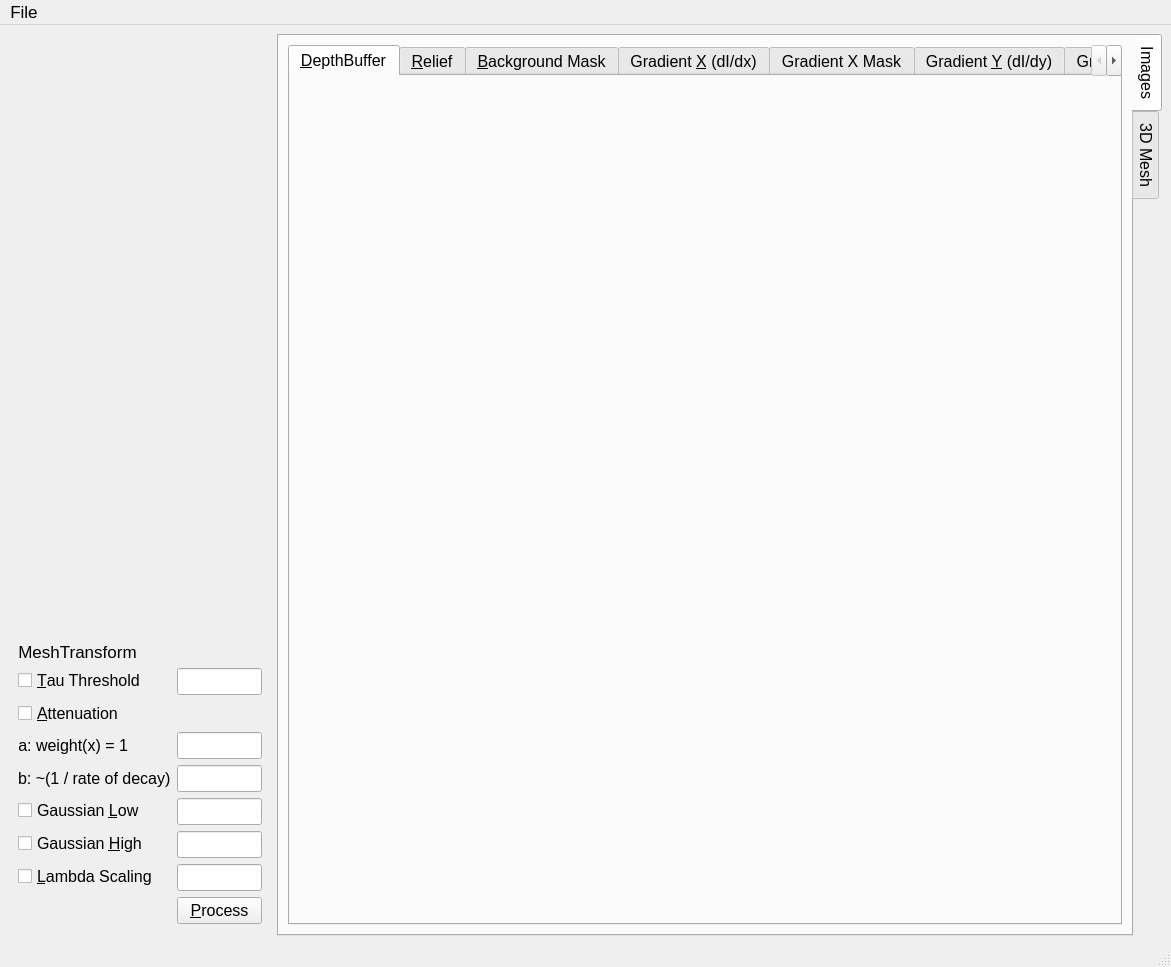
Before: the Qt Designer form Solver/Explorer.ui in steveknipmeyer/ModelRelief, drawn with Qt 5.
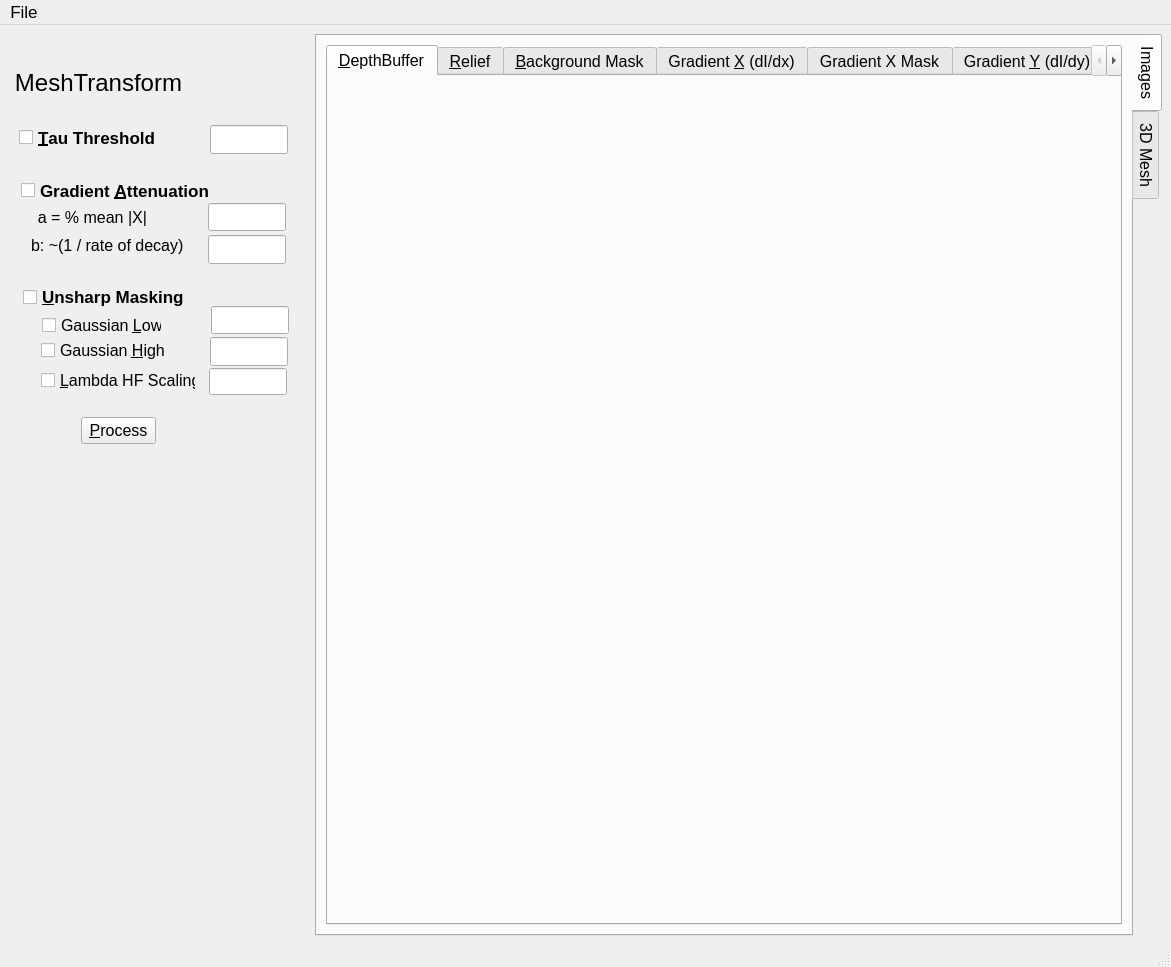
After: the same form once the commit is applied. Icons and pictures are not drawn.

Commit message: Attenuation is a percentage of mean absolute value. Set Explorer mesh to solid color instead of using colormap. Refine Explorer MeshTransform UI layout. Default Attenuation Decay = 0.6.

```diff
--- a/Solver/Explorer.ui
+++ b/Solver/Explorer.ui
@@ -40,185 +40,6 @@
     <enum>Qt::NoFocus</enum>
    </property>
    <layout class="QGridLayout" name="gridLayout_2">
-    <item row="0" column="0">
-     <widget class="QWidget" name="settingsContainer" native="true">
-      <property name="sizePolicy">
-       <sizepolicy hsizetype="Fixed" vsizetype="Preferred">
-        <horstretch>0</horstretch>
-        <verstretch>0</verstretch>
-       </sizepolicy>
-      </property>
-      <property name="minimumSize">
-       <size>
-        <width>262</width>
-        <height>0</height>
-       </size>
-      </property>
-      <property name="maximumSize">
-       <size>
-        <width>262</width>
-        <height>896</height>
-       </size>
-      </property>
-      <property name="font">
-       <font>
-        <pointsize>12</pointsize>
-        <weight>50</weight>
-        <bold>false</bold>
-       </font>
-      </property>
-      <property name="focusPolicy">
-       <enum>Qt::ClickFocus</enum>
-      </property>
-      <layout class="QFormLayout" name="formLayout">
-       <item row="3" column="0">
-        <widget class="QCheckBox" name="tauCheckBox">
-         <property name="maximumSize">
-          <size>
-           <width>373</width>
-           <height>16777215</height>
-          </size>
-         </property>
-         <property name="text">
-          <string>&amp;Tau Threshold</string>
-         </property>
-        </widget>
-       </item>
-       <item row="3" column="1">
-        <widget class="QLineEdit" name="tauLineEdit">
-         <property name="maximumSize">
-          <size>
-           <width>373</width>
-           <height>16777215</height>
-          </size>
-         </property>
-        </widget>
-       </item>
-       <item row="7" column="0">
-        <widget class="QCheckBox" name="gaussianLowCheckBox">
-         <property name="text">
-          <string>Gaussian &amp;Low</string>
-         </property>
-        </widget>
-       </item>
-       <item row="7" column="1">
-        <widget class="QLineEdit" name="gaussianLowLineEdit">
-         <property name="maximumSize">
-          <size>
-           <width>373</width>
-           <height>16777215</height>
-          </size>
-         </property>
-        </widget>
-       </item>
-       <item row="8" column="0">
-        <widget class="QCheckBox" name="gaussianHighCheckBox">
-         <property name="text">
-          <string>Gaussian &amp;High</string>
-         </property>
-        </widget>
-       </item>
-       <item row="8" column="1">
-        <widget class="QLineEdit" name="gaussianHighLineEdit">
-         <property name="maximumSize">
-          <size>
-           <width>373</width>
-           <height>16777215</height>
-          </size>
-         </property>
-        </widget>
-       </item>
-       <item row="9" column="0">
-        <widget class="QCheckBox" name="lambdaCheckBox">
-         <property name="text">
-          <string>&amp;Lambda Scaling</string>
-         </property>
-        </widget>
-       </item>
-       <item row="9" column="1">
-        <widget class="QLineEdit" name="lambdaLineEdit">
-         <property name="maximumSize">
-          <size>
-           <width>373</width>
-           <height>16777215</height>
-          </size>
-         </property>
-        </widget>
-       </item>
-       <item row="10" column="1">
-        <widget class="QPushButton" name="processButton">
-         <property name="maximumSize">
-          <size>
-           <width>373</width>
-           <height>16777215</height>
-          </size>
-         </property>
-         <property name="text">
-          <string>&amp;Process</string>
-         </property>
-        </widget>
-       </item>
-       <item row="4" column="0">
-        <widget class="QCheckBox" name="attenuationCheckBox">
-         <property name="text">
-          <string>&amp;Attenuation</string>
-         </property>
-        </widget>
-       </item>
-       <item row="0" column="0">
-        <spacer name="verticalSpacer">
-         <property name="orientation">
-          <enum>Qt::Vertical</enum>
-         </property>
-         <property name="sizeHint" stdset="0">
-          <size>
-           <width>20</width>
-           <height>40</height>
-          </size>
-         </property>
-        </spacer>
-       </item>
-       <item row="2" column="0">
-        <widget class="QLabel" name="labelSetings">
-         <property name="font">
-          <font>
-           <pointsize>13</pointsize>
-          </font>
-         </property>
-         <property name="text">
-          <string>MeshTransform</string>
-         </property>
-         <property name="alignment">
-          <set>Qt::AlignCenter</set>
-         </property>
-        </widget>
-       </item>
-       <item row="6" column="1">
-        <widget class="QLineEdit" name="attenuationBLineEdit"/>
-       </item>
-       <item row="5" column="1">
-        <widget class="QLineEdit" name="attenuationALineEdit"/>
-       </item>
-       <item row="5" column="0">
-        <widget class="QLabel" name="labelAttenuationA">
-         <property name="text">
-          <string>a: weight(x) = 1</string>
-         </property>
-         <property name="alignment">
-          <set>Qt::AlignRight|Qt::AlignTrailing|Qt::AlignVCenter</set>
-         </property>
-        </widget>
-       </item>
-       <item row="6" column="0">
-        <widget class="QLabel" name="labelAttenuationB">
-         <property name="text">
-          <string>b: ~(1 / rate of decay)</string>
-         </property>
-        </widget>
-       </item>
-      </layout>
-     </widget>
-    </item>
     <item row="0" column="1">
      <widget class="QTabWidget" name="overallTabsContainer">
       <property name="sizePolicy">
@@ -267,7 +88,7 @@
         <string>Images</string>
        </attribute>
        <layout class="QGridLayout" name="gridLayout">
-        <item row="0" column="0">
+        <item row="0" column="2">
          <widget class="QTabWidget" name="imageTabs">
           <property name="sizePolicy">
            <sizepolicy hsizetype="Expanding" vsizetype="Expanding">
@@ -437,6 +258,296 @@
       </widget>
      </widget>
     </item>
+    <item row="0" column="0">
+     <widget class="QWidget" name="settingsContainer" native="true">
+      <property name="sizePolicy">
+       <sizepolicy hsizetype="Fixed" vsizetype="Preferred">
+        <horstretch>0</horstretch>
+        <verstretch>0</verstretch>
+       </sizepolicy>
+      </property>
+      <property name="minimumSize">
+       <size>
+        <width>300</width>
+        <height>0</height>
+       </size>
+      </property>
+      <property name="maximumSize">
+       <size>
+        <width>300</width>
+        <height>896</height>
+       </size>
+      </property>
+      <property name="font">
+       <font>
+        <pointsize>12</pointsize>
+        <weight>50</weight>
+        <bold>false</bold>
+       </font>
+      </property>
+      <property name="focusPolicy">
+       <enum>Qt::ClickFocus</enum>
+      </property>
+      <widget class="QCheckBox" name="tauCheckBox">
+       <property name="geometry">
+        <rect>
+         <x>10</x>
+         <y>89</y>
+         <width>150</width>
+         <height>23</height>
+        </rect>
+       </property>
+       <property name="maximumSize">
+        <size>
+         <width>373</width>
+         <height>16777215</height>
+        </size>
+       </property>
+       <property name="font">
+        <font>
+         <pointsize>13</pointsize>
+         <weight>75</weight>
+         <bold>true</bold>
+        </font>
+       </property>
+       <property name="text">
+        <string>&amp;Tau Threshold</string>
+       </property>
+      </widget>
+      <widget class="QLineEdit" name="tauLineEdit">
+       <property name="geometry">
+        <rect>
+         <x>201</x>
+         <y>88</y>
+         <width>78</width>
+         <height>29</height>
+        </rect>
+       </property>
+       <property name="maximumSize">
+        <size>
+         <width>373</width>
+         <height>16777215</height>
+        </size>
+       </property>
+      </widget>
+      <widget class="QCheckBox" name="gaussianLowCheckBox">
+       <property name="geometry">
+        <rect>
+         <x>33</x>
+         <y>277</y>
+         <width>120</width>
+         <height>23</height>
+        </rect>
+       </property>
+       <property name="text">
+        <string>Gaussian &amp;Low</string>
+       </property>
+      </widget>
+      <widget class="QLineEdit" name="gaussianLowLineEdit">
+       <property name="geometry">
+        <rect>
+         <x>202</x>
+         <y>269</y>
+         <width>78</width>
+         <height>28</height>
+        </rect>
+       </property>
+       <property name="maximumSize">
+        <size>
+         <width>373</width>
+         <height>16777215</height>
+        </size>
+       </property>
+      </widget>
+      <widget class="QCheckBox" name="gaussianHighCheckBox">
+       <property name="geometry">
+        <rect>
+         <x>32</x>
+         <y>302</y>
+         <width>124</width>
+         <height>23</height>
+        </rect>
+       </property>
+       <property name="text">
+        <string>Gaussian &amp;High</string>
+       </property>
+      </widget>
+      <widget class="QLineEdit" name="gaussianHighLineEdit">
+       <property name="geometry">
+        <rect>
+         <x>201</x>
+         <y>300</y>
+         <width>78</width>
+         <height>29</height>
+        </rect>
+       </property>
+       <property name="maximumSize">
+        <size>
+         <width>373</width>
+         <height>16777215</height>
+        </size>
+       </property>
+      </widget>
+      <widget class="QCheckBox" name="lambdaCheckBox">
+       <property name="geometry">
+        <rect>
+         <x>32</x>
+         <y>332</y>
+         <width>155</width>
+         <height>23</height>
+        </rect>
+       </property>
+       <property name="text">
+        <string>&amp;Lambda HF Scaling</string>
+       </property>
+      </widget>
+      <widget class="QLineEdit" name="lambdaLineEdit">
+       <property name="geometry">
+        <rect>
+         <x>200</x>
+         <y>331</y>
+         <width>78</width>
+         <height>27</height>
+        </rect>
+       </property>
+       <property name="maximumSize">
+        <size>
+         <width>373</width>
+         <height>16777215</height>
+        </size>
+       </property>
+      </widget>
+      <widget class="QPushButton" name="processButton">
+       <property name="geometry">
+        <rect>
+         <x>72</x>
+         <y>380</y>
+         <width>75</width>
+         <height>27</height>
+        </rect>
+       </property>
+       <property name="maximumSize">
+        <size>
+         <width>373</width>
+         <height>16777215</height>
+        </size>
+       </property>
+       <property name="text">
+        <string>&amp;Process</string>
+       </property>
+      </widget>
+      <widget class="QCheckBox" name="attenuationCheckBox">
+       <property name="geometry">
+        <rect>
+         <x>12</x>
+         <y>142</y>
+         <width>199</width>
+         <height>23</height>
+        </rect>
+       </property>
+       <property name="font">
+        <font>
+         <pointsize>13</pointsize>
+         <weight>75</weight>
+         <bold>true</bold>
+        </font>
+       </property>
+       <property name="text">
+        <string>Gradient &amp;Attenuation</string>
+       </property>
+      </widget>
+      <widget class="QLabel" name="labelSetings">
+       <property name="geometry">
+        <rect>
+         <x>-1</x>
+         <y>35</y>
+         <width>181</width>
+         <height>21</height>
+        </rect>
+       </property>
+       <property name="font">
+        <font>
+         <pointsize>18</pointsize>
+        </font>
+       </property>
+       <property name="text">
+        <string>MeshTransform</string>
+       </property>
+       <property name="alignment">
+        <set>Qt::AlignCenter</set>
+       </property>
+      </widget>
+      <widget class="QLineEdit" name="attenuationBLineEdit">
+       <property name="geometry">
+        <rect>
+         <x>199</x>
+         <y>198</y>
+         <width>78</width>
+         <height>29</height>
+        </rect>
+       </property>
+      </widget>
+      <widget class="QLineEdit" name="attenuationALineEdit">
+       <property name="geometry">
+        <rect>
+         <x>199</x>
+         <y>166</y>
+         <width>78</width>
+         <height>28</height>
+        </rect>
+       </property>
+      </widget>
+      <widget class="QLabel" name="labelAttenuationA">
+       <property name="geometry">
+        <rect>
+         <x>13</x>
+         <y>170</y>
+         <width>125</width>
+         <height>20</height>
+        </rect>
+       </property>
+       <property name="text">
+        <string>a = % mean |X|</string>
+       </property>
+       <property name="alignment">
+        <set>Qt::AlignRight|Qt::AlignTrailing|Qt::AlignVCenter</set>
+       </property>
+      </widget>
+      <widget class="QLabel" name="labelAttenuationB">
+       <property name="geometry">
+        <rect>
+         <x>22</x>
+         <y>198</y>
+         <width>171</width>
+         <height>20</height>
+        </rect>
+       </property>
+       <property name="text">
+        <string>b: ~(1 / rate of decay)</string>
+       </property>
+      </widget>
+      <widget class="QCheckBox" name="unsharpMaskingCheckBox">
+       <property name="geometry">
+        <rect>
+         <x>14</x>
+         <y>249</y>
+         <width>177</width>
+         <height>22</height>
+        </rect>
+       </property>
+       <property name="font">
+        <font>
+         <pointsize>13</pointsize>
+         <weight>75</weight>
+         <bold>true</bold>
+        </font>
+       </property>
+       <property name="text">
+        <string>&amp;Unsharp Masking</string>
+       </property>
+      </widget>
+     </widget>
+    </item>
    </layout>
   </widget>
   <widget class="QMenuBar" name="menubar">
```
Left out of the diff: 2 changed lines with no effect on the pictures. The commit also changes 5 other files.
